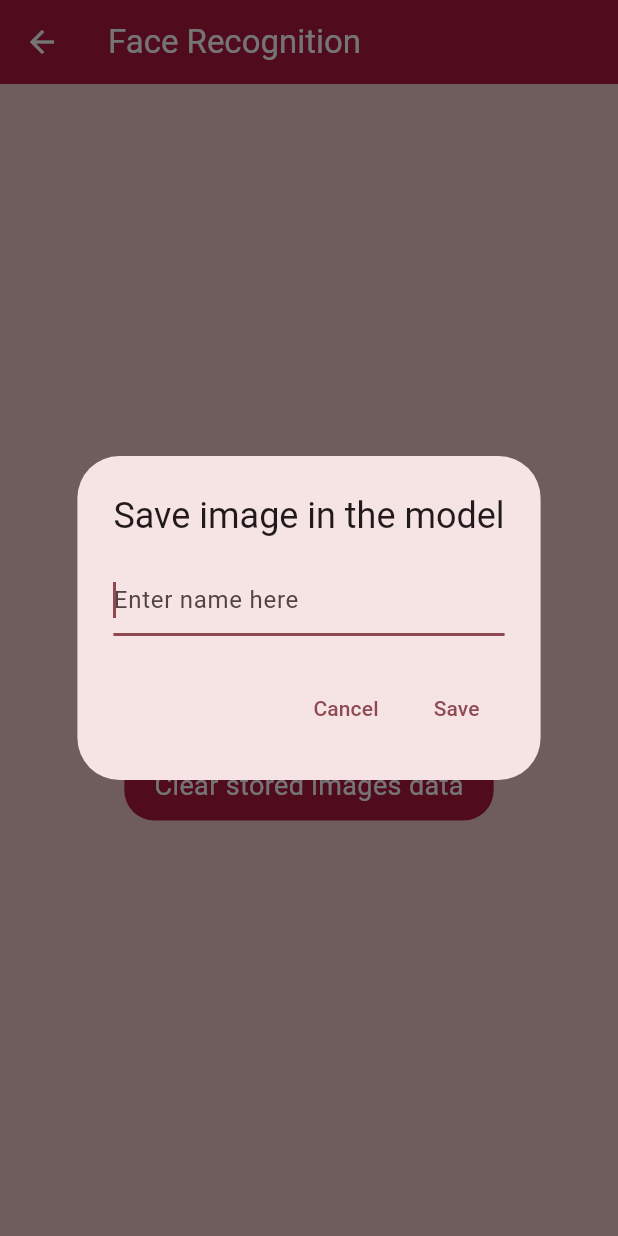
After one commit to harispathan03/ai-playground, a Flutter app: the FaceRecognitionPage screen opened directly, after a tap on "Save Image from gallery", on a phone screen of 412 x 824 dp. The commit adds this screen. Run offline on Flutter 3.47's test engine with Material 3 defaults, Android fonts, the phone set to English and light mode, and no system bars; our stand-ins replace image_picker, sqflite; missing offline and left inert: google_mlkit_face_detection, tflite_flutter; accounts and stored records are empty.

Commit message:
Added face recognition functionality

```diff
--- a/lib/main.dart
+++ b/lib/main.dart
@@ -4,6 +4,7 @@ import 'package:flutter/material.dart';
 import 'package:provider/provider.dart';
 
 import 'view_model/face_detection_viewmodel.dart';
+import 'view_model/face_recognition_model.dart';
 
 void main() {
   runApp(const MyApp());
@@ -18,7 +19,7 @@ class MyApp extends StatelessWidget {
     return MultiProvider(
       providers: [
         ChangeNotifierProvider(create: (_) => FaceDetectionModel()),
-        // ChangeNotifierProvider(create: (_) => FaceRecognitionModel()),
+        ChangeNotifierProvider(create: (_) => FaceRecognitionModel()),
         // ChangeNotifierProvider(create: (_) => EmotionDetectionModel()),
       ],
       child: MaterialApp(
--- /dev/null
+++ b/lib/pages/face_recognition_page.dart
@@ -0,0 +1,161 @@
+import 'package:ai_playground/view_model/face_recognition_model.dart';
+import 'package:flutter/material.dart';
+import 'package:image_picker/image_picker.dart';
+import 'package:provider/provider.dart';
+
+import '../util/colors.dart';
+import '../widget/custom_button.dart';
+
+class FaceRecognitionPage extends StatefulWidget {
+  const FaceRecognitionPage({super.key});
+
+  @override
+  State<FaceRecognitionPage> createState() => _FaceRecognitionPageState();
+}
+
+class _FaceRecognitionPageState extends State<FaceRecognitionPage> {
+  late FaceRecognitionModel viewModel;
+  late TextEditingController nameController = TextEditingController();
+
+  @override
+  void initState() {
+    viewModel = context.read<FaceRecognitionModel>();
+    super.initState();
+  }
+
+  @override
+  Widget build(BuildContext context) {
+    return Scaffold(
+      backgroundColor: lightPinkColor,
+      appBar: AppBar(
+        title: const Text(
+          'Face Recognition',
+          style: TextStyle(color: white),
+        ),
+        foregroundColor: white,
+        backgroundColor: darkPinkColor,
+      ),
+      body: Padding(
+        padding: const EdgeInsets.symmetric(horizontal: 20),
+        child: Center(
+          child: Column(
+            mainAxisAlignment: MainAxisAlignment.center,
+            children: [
+              Consumer<FaceRecognitionModel>(
+                  builder: (context, viewModel, child) {
+                if (viewModel.personDetected != null) {
+                  return Padding(
+                    padding: const EdgeInsets.only(bottom: 15.0),
+                    child: Row(
+                      mainAxisAlignment: MainAxisAlignment.center,
+                      children: [
+                        const Text(
+                          "Detected Person: ",
+                          textAlign: TextAlign.center,
+                          style: TextStyle(fontSize: 18),
+                        ),
+                        Text(
+                          viewModel.personDetected!,
+                          textAlign: TextAlign.center,
+                          style: const TextStyle(
+                              fontSize: 18, fontWeight: FontWeight.w500),
+                        ),
+                      ],
+                    ),
+                  );
+                }
+                if (viewModel.loadingMessage != null) {
+                  return Column(
+                    children: [
+                      Text(
+                        viewModel.loadingMessage!,
+                        textAlign: TextAlign.center,
+                        style: const TextStyle(fontSize: 18),
+                      ),
+                      const CircularProgressIndicator(color: darkPinkColor),
+                      const SizedBox(height: 20),
+                    ],
+                  );
+                }
+                return Container();
+              }),
+              InkWell(
+                  onTap: () async {
+                    String? name = await showDialog(
+                        context: context,
+                        builder: (context) {
+                          return AlertDialog(
+                            title: const Text('Save image in the model'),
+                            content: TextField(
+                              controller: nameController,
+                              autofocus: true,
+                              textCapitalization: TextCapitalization.sentences,
+                              decoration: const InputDecoration(
+                                  hintText: "Enter name here"),
+                            ),
+                            actions: [
+                              TextButton(
+                                child: const Text('Cancel'),
+                                onPressed: () {
+                                  Navigator.pop(context);
+                                },
+                              ),
+                              TextButton(
+                                child: const Text('Save'),
+                                onPressed: () {
+                                  Navigator.pop(context, nameController.text);
+                                  nameController.clear();
+                                },
+                              ),
+                            ],
+                          );
+                        });
+                    if (name != null) {
+                      viewModel.saveImage(name, ImageSource.gallery);
+                    }
+                  },
+                  child: const CustomButton(text: "Save Image from gallery")),
+              const SizedBox(height: 10),
+              InkWell(
+                  onTap: () => viewModel.processImage(ImageSource.camera),
+                  child: const CustomButton(text: "Capture from Camera")),
+              const SizedBox(height: 10),
+              InkWell(
+                  onTap: () => viewModel.processImage(ImageSource.gallery),
+                  child: const CustomButton(text: 'Select from Gallery')),
+              const SizedBox(height: 10),
+              InkWell(
+                  onTap: () async {
+                    await showDialog(
+                        context: context,
+                        builder: (context) {
+                          return AlertDialog(
+                            title: const Text('Delete Data'),
+                            content: const Text(
+                                "Are you sure you want to delete all store images data?"),
+                            actions: [
+                              TextButton(
+                                child: const Text('Cancel'),
+                                onPressed: () {
+                                  Navigator.pop(context);
+                                },
+                              ),
+                              TextButton(
+                                child: const Text('Delete'),
+                                onPressed: () {
+                                  viewModel.deleteAllData();
+                                  Navigator.pop(context);
+                                },
+                              ),
+                            ],
+                          );
+                        });
+                  },
+                  child: const CustomButton(text: 'Clear stored images data')),
+            ],
+          ),
+        ),
+      ),
+    );
+  }
+}
--- /dev/null
+++ b/lib/view_model/face_recognition_model.dart
@@ -0,0 +1,162 @@
+import 'dart:developer';
+import 'dart:io';
+import 'dart:math' as math;
+
+import 'package:ai_playground/util/sqlite_helper.dart';
+import 'package:flutter/foundation.dart';
+import 'package:image/image.dart' as img;
+import 'package:image_picker/image_picker.dart';
+import 'package:tflite_flutter/tflite_flutter.dart';
+
+import '../model/face_model.dart';
+
+class FaceRecognitionModel extends ChangeNotifier {
+  final String modelName = 'assets/mobilefacenet.tflite';
+  Interpreter? _interpreter;
+  double threshold = 0.9;
+  List<FaceModel> knownFaces = [];
+  SqliteHelper sqliteHelper = SqliteHelper();
+  String? loadingMessage;
+  String? personDetected;
+
+  FaceRecognitionModel() {
+    loadModel();
+  }
+
+  void setLoadingMessage(String? value) {
+    loadingMessage = value;
+    notifyListeners();
+  }
+
+  // Load the TensorFlow Lite model
+  Future<void> loadModel() async {
+    _interpreter = await Interpreter.fromAsset(modelName);
+    knownFaces = await sqliteHelper.readAll();
+    List<int>? inputShape = _interpreter!.getInputTensor(0).shape;
+    TensorType inputType = _interpreter!.getInputTensor(0).type;
+    List<int>? outputShape = _interpreter!.getOutputTensor(0).shape;
+    TensorType outputType = _interpreter!.getOutputTensor(0).type;
+    notifyListeners();
+    log("Model loaded successfully");
+    log("Model Input Shape: $inputShape");
+    log("Model Input Type: $inputType");
+    log("Model Output Shape: $outputShape");
+    log("Model Output Type: $outputType");
+  }
+
+  Future<void> saveImage(String name, ImageSource source) async {
+    personDetected = null;
+    setLoadingMessage("Saving image data to the database\nPlease wait...");
+    final ImagePicker picker = ImagePicker();
+    final XFile? imageFile = await picker.pickImage(source: source);
+    if (imageFile != null) {
+      final Float32List processedImage = await preprocessImage(imageFile);
+      final Float32List? outputVector = await runModel(processedImage);
+      if (outputVector != null) {
+        FaceModel faceModel = FaceModel(name: name, faceData: outputVector);
+        await sqliteHelper.add(faceModel);
+        knownFaces.add(faceModel);
+      }
+    }
+    var list = await sqliteHelper.readAll();
+    log(list.toString());
+    setLoadingMessage(null);
+  }
+
+  Future<void> deleteAllData() async {
+    setLoadingMessage("Deleting data...Please wait");
+    personDetected = null;
+    await sqliteHelper.clear();
+    setLoadingMessage(null);
+  }
+
+  // Pick image from camera or gallery and process it
+  Future<void> processImage(ImageSource source) async {
+    personDetected = null;
+    final ImagePicker picker = ImagePicker();
+    final XFile? imageFile = await picker.pickImage(source: source);
+    if (imageFile != null) {
+      final Float32List processedImage = await preprocessImage(imageFile);
+      final Float32List? outputVector = await runModel(processedImage);
+      if (outputVector != null) {
+        personDetected = recognizeFace(outputVector, knownFaces, threshold);
+        notifyListeners();
+      }
+    }
+  }
+
+  Future<Float32List> preprocessImage(XFile imageFile) async {
+    final File file = File(imageFile.path);
+    final Uint8List imageBytes = await file.readAsBytes();
+
+    img.Image? originalImage = img.decodeImage(imageBytes);
+    if (originalImage == null) throw Exception("Failed to decode image.");
+
+    img.Image resizedImage =
+        img.copyResize(originalImage, width: 112, height: 112);
+
+    Float32List inputImage = Float32List(112 * 112 * 3);
+    int pixelIndex = 0;
+
+    for (int y = 0; y < 112; y++) {
+      for (int x = 0; x < 112; x++) {
+        img.Pixel pixel = resizedImage.getPixel(x, y);
+        inputImage[pixelIndex++] = pixel.r.toInt() / 255.0;
+        inputImage[pixelIndex++] = pixel.g.toInt() / 255.0;
+        inputImage[pixelIndex++] = pixel.b.toInt() / 255.0;
+      }
+    }
+
+    return inputImage;
+  }
+
+  Float32List normalizeEmbedding(Float32List embedding) {
+    double norm = math.sqrt(embedding.fold(0.0, (sum, val) => sum + val * val));
+    return Float32List.fromList(embedding.map((val) => val / norm).toList());
+  }
+
+  Future<Float32List?> runModel(Float32List inputImage) async {
+    try {
+      _interpreter?.close();
+      _interpreter = await Interpreter.fromAsset(modelName);
+
+      if (_interpreter == null) {
+        return null;
+      }
+      var input = inputImage.reshape([1, 112, 112, 3]);
+      var output = List.filled(1 * 192, 0.0).reshape([1, 192]);
+      _interpreter?.run(input, output);
+      Float32List outputList =
+          Float32List.fromList(output.expand<double>((e) => e).toList());
+      Float32List normalizedOutput = normalizeEmbedding(outputList);
+      return normalizedOutput;
+    } catch (e, stackTrace) {
+      log("Error running model: $e");
+      log("Stack trace: $stackTrace");
+    }
+    return null;
+  }
+
+  double euclideanDistance(List<double> vector1, List<double> vector2) {
+    double sum = 0.0;
+    for (int i = 0; i < vector1.length; i++) {
+      sum += (vector1[i] - vector2[i]) * (vector1[i] - vector2[i]);
+    }
+    return math.sqrt(sum);
+  }
+
+  String recognizeFace(List<double> newFaceVector, List<FaceModel> knownFaces,
+      double threshold) {
+    String recognizedLabel = "Unknown";
+    double minDistance = double.infinity;
+
+    for (FaceModel faceModel in knownFaces) {
+      double distance = euclideanDistance(newFaceVector, faceModel.faceData!);
+      if (distance < minDistance && distance < threshold) {
+        minDistance = distance;
+        recognizedLabel = faceModel.name!;
+      }
+    }
+    return recognizedLabel;
+  }
+}
```
Also changed, not shown: lib/pages/home_page.dart (+16 -7 lines).
